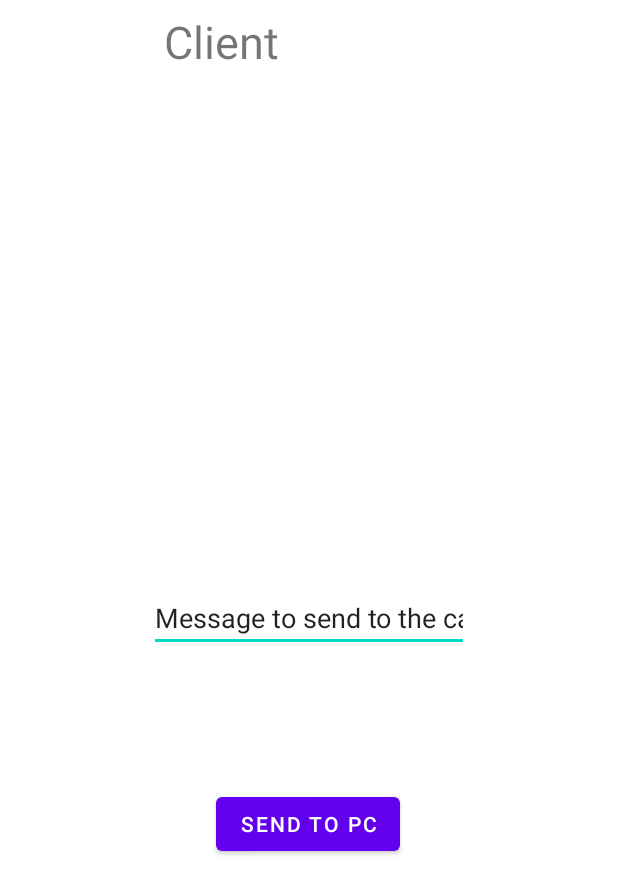
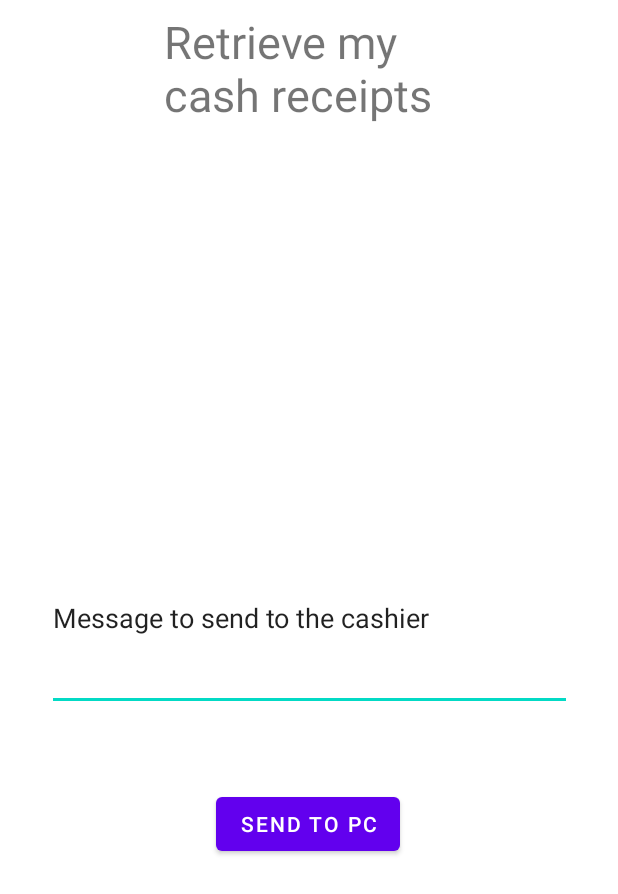
Before and after one commit to SweetPotatoaa/TICKETME, an Android app: the ScanQRActivity screen opened directly, with no data from a screen before it, on a phone screen of 412 x 824 dp. Shown: the top 894 px of the screen. Run offline under Robolectric (Android 15) with nearby library versions, the phone set to English and light mode, and no system bars.

Commit message:
Rectif design

```diff
--- a/app/src/main/res/layout/clientreceiveivingtickets.xml
+++ b/app/src/main/res/layout/clientreceiveivingtickets.xml
@@ -10,7 +10,7 @@
         android:id="@+id/clientreceiving"
         android:layout_width="192dp"
         android:layout_height="80dp"
-        android:text="Client"
+        android:text="Retrieve my cash receipts"
         android:textSize="30sp"
         app:layout_constraintBottom_toBottomOf="parent"
         app:layout_constraintEnd_toEndOf="parent"
@@ -21,8 +21,8 @@
 
     <EditText
         android:id="@+id/editTextMessage"
-        android:layout_width="wrap_content"
-        android:layout_height="wrap_content"
+        android:layout_width="350dp"
+        android:layout_height="124dp"
         android:ems="10"
         android:inputType="textPersonName"
         android:text="Message to send to the cashier"
```
Also changed, not shown: app/src/main/java/com/example/loginsqlite/ScanQRActivity.java (+4 -6 lines).
